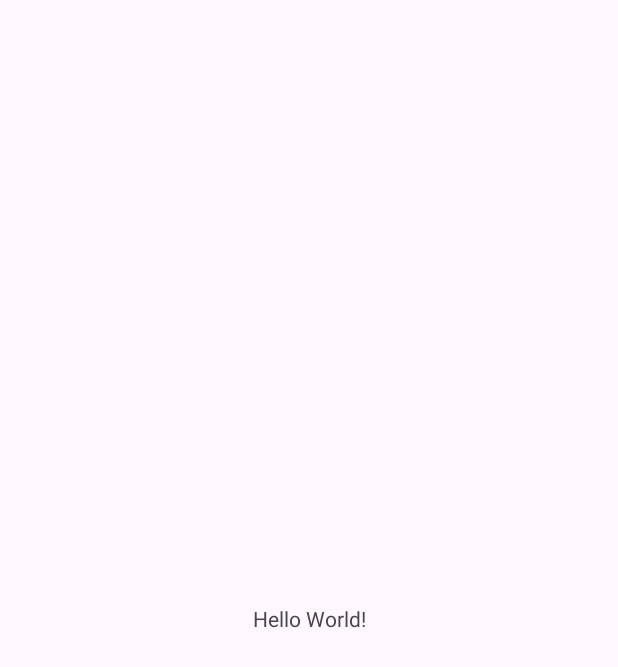
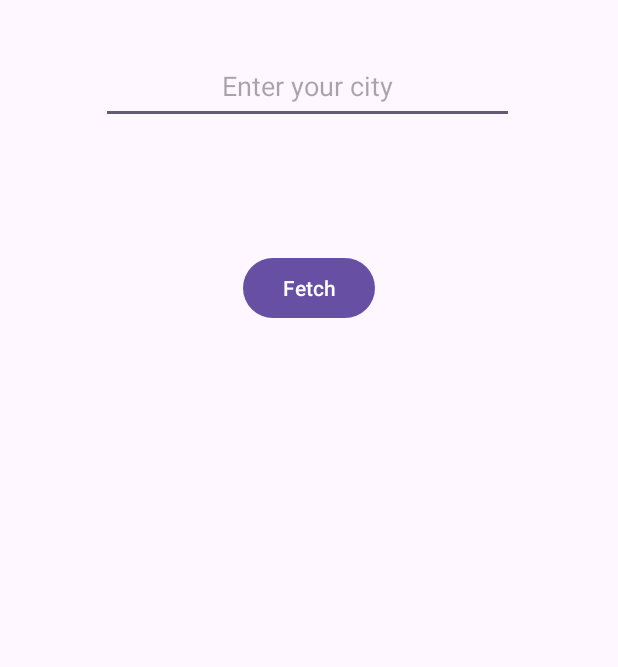
Before and after one commit to Mihir8829/CIS436_Project_4, an Android app: the screen it shows after launch (MainActivity), on a phone screen of 412 x 824 dp. Before the commit the part shown is almost empty. Shown: the top 667 px of the screen. Run offline under Robolectric (Android 15) with nearby library versions, the phone set to English and light mode, and no system bars.

Commit message:
Added 2 fragments: city and Weather

```diff
--- /dev/null
+++ b/app/src/main/java/com/example/project_4/CityFragment.kt
@@ -0,0 +1,23 @@
+package com.example.project_4
+
+import android.os.Bundle
+import androidx.fragment.app.Fragment
+import android.view.LayoutInflater
+import android.view.View
+import android.view.ViewGroup
+
+
+class CityFragment : Fragment() {
+    override fun onCreate(savedInstanceState: Bundle?) {
+        super.onCreate(savedInstanceState)
+
+    }
+
+    override fun onCreateView(
+        inflater: LayoutInflater, container: ViewGroup?,
+        savedInstanceState: Bundle?
+    ): View? {
+
+        return inflater.inflate(R.layout.fragment_city, container, false)
+    }
+}
--- /dev/null
+++ b/app/src/main/java/com/example/project_4/WeatherFragment.kt
@@ -0,0 +1,23 @@
+package com.example.project_4
+
+import android.os.Bundle
+import androidx.fragment.app.Fragment
+import android.view.LayoutInflater
+import android.view.View
+import android.view.ViewGroup
+
+class WeatherFragment : Fragment() {
+
+    override fun onCreate(savedInstanceState: Bundle?) {
+        super.onCreate(savedInstanceState)
+
+        }
+
+
+    override fun onCreateView(
+        inflater: LayoutInflater, container: ViewGroup?,
+        savedInstanceState: Bundle?
+    ): View? {
+        return inflater.inflate(R.layout.fragment_weather, container, false)
+    }
+}
--- a/app/src/main/res/layout/activity_main.xml
+++ b/app/src/main/res/layout/activity_main.xml
@@ -6,13 +6,38 @@
     android:layout_height="match_parent"
     tools:context=".MainActivity">
 
-    <TextView
+    <androidx.fragment.app.FragmentContainerView
+        android:id="@+id/CityFragmentContainer"
+        android:name="com.example.project_4.CityFragment"
+        android:layout_width="387dp"
+        android:layout_height="93dp"
+        android:layout_marginBottom="47dp"
+        app:layout_constraintBottom_toTopOf="@+id/getWeather"
+        app:layout_constraintEnd_toEndOf="parent"
+        app:layout_constraintHorizontal_bias="0.497"
+        app:layout_constraintStart_toStartOf="parent"
+        app:layout_constraintTop_toTopOf="parent"
+        app:layout_constraintVertical_bias="1.0" />
+
+    <Button
+        android:id="@+id/getWeather"
         android:layout_width="wrap_content"
         android:layout_height="wrap_content"
-        android:text="Hello World!"
-        app:layout_constraintBottom_toBottomOf="parent"
+        android:layout_marginTop="168dp"
+        android:text="@string/fetch"
         app:layout_constraintEnd_toEndOf="parent"
         app:layout_constraintStart_toStartOf="parent"
         app:layout_constraintTop_toTopOf="parent" />
 
+    <androidx.fragment.app.FragmentContainerView
+        android:id="@+id/WeatherFragmentContainer"
+        android:name="com.example.project_4.WeatherFragment"
+        android:layout_width="396dp"
+        android:layout_height="319dp"
+        app:layout_constraintBottom_toBottomOf="parent"
+        app:layout_constraintEnd_toEndOf="parent"
+        app:layout_constraintHorizontal_bias="0.466"
+        app:layout_constraintStart_toStartOf="parent"
+        app:layout_constraintTop_toBottomOf="@+id/getWeather"
+        app:layout_constraintVertical_bias="0.474" />
 </androidx.constraintlayout.widget.ConstraintLayout>
--- /dev/null
+++ b/app/src/main/res/layout/fragment_city.xml
@@ -0,0 +1,27 @@
+<?xml version="1.0" encoding="utf-8"?>
+<androidx.constraintlayout.widget.ConstraintLayout xmlns:android="http://schemas.android.com/apk/res/android"
+    xmlns:app="http://schemas.android.com/apk/res-auto"
+    xmlns:tools="http://schemas.android.com/tools"
+    android:id="@+id/CityLayout"
+    android:layout_width="match_parent"
+    android:layout_height="match_parent"
+    android:textAlignment="center"
+    android:visibility="visible"
+    tools:context=".CityFragment">
+
+    <EditText
+        android:id="@+id/city"
+        android:layout_width="275dp"
+        android:layout_height="50dp"
+        android:ems="10"
+        android:hint="Enter your city"
+        android:inputType="text"
+        android:textAlignment="center"
+        android:textAllCaps="true"
+        app:layout_constraintBottom_toBottomOf="parent"
+        app:layout_constraintEnd_toEndOf="parent"
+        app:layout_constraintHorizontal_bias="0.497"
+        app:layout_constraintStart_toStartOf="parent"
+        app:layout_constraintTop_toTopOf="parent"
+        app:layout_constraintVertical_bias="0.119" />
+</androidx.constraintlayout.widget.ConstraintLayout>
--- /dev/null
+++ b/app/src/main/res/layout/fragment_weather.xml
@@ -0,0 +1,7 @@
+<?xml version="1.0" encoding="utf-8"?>
+<androidx.constraintlayout.widget.ConstraintLayout xmlns:android="http://schemas.android.com/apk/res/android"
+    xmlns:tools="http://schemas.android.com/tools"
+    android:id="@+id/frameLayout2"
+    android:layout_width="match_parent"
+    android:layout_height="match_parent"
+    tools:context=".WeatherFragment" />
--- a/app/src/main/res/values/strings.xml
+++ b/app/src/main/res/values/strings.xml
@@ -1,3 +1,7 @@
 <resources>
     <string name="app_name">Project_4</string>
+    <!-- TODO: Remove or change this placeholder text -->
+    <string name="hello_blank_fragment">Hello blank fragment</string>
+    <string name="city">city</string>
+    <string name="fetch">Fetch</string>
 </resources>
```
